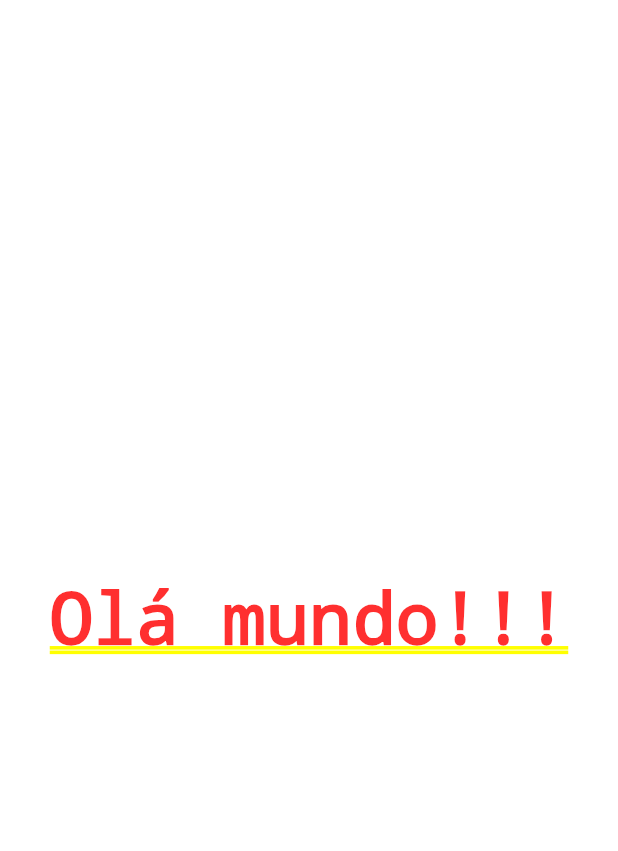
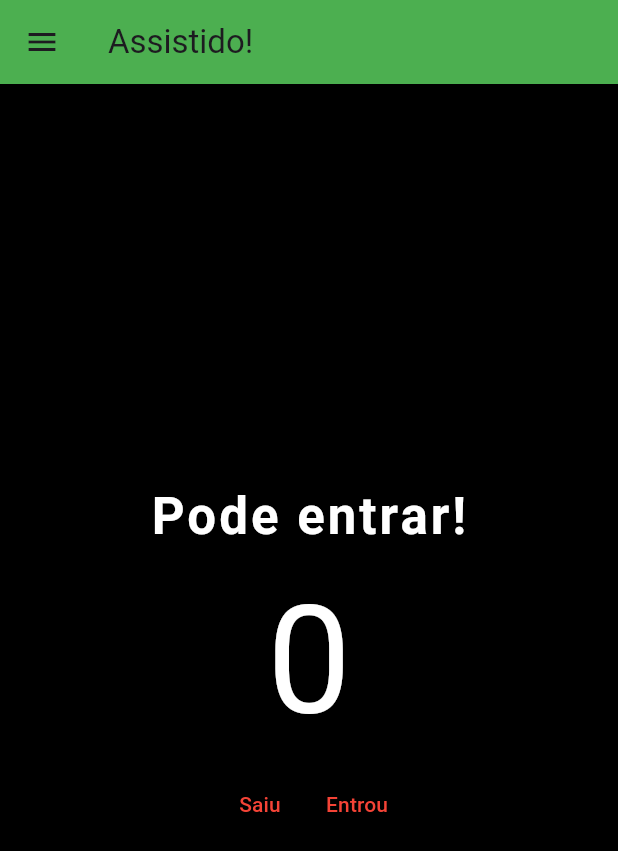
Before and after one commit to silviofrancoms10/contador, a Flutter app: the screen it shows after launch, on a phone screen of 412 x 824 dp. Shown: the top 851 px of the screen. Run offline on Flutter 3.47's test engine with Material 3 defaults, Android fonts, the phone set to English and light mode, and no system bars.

Commit message:
Aula 75 - Adicionando Scaffold, Barra, Menu, Coluna com Textos e Row com botoes de texto dentro

```diff
--- a/lib/main.dart
+++ b/lib/main.dart
@@ -5,144 +5,82 @@ void main() {
   runApp(const MyApp());
 }
 
-class MyApp extends StatelessWidget{
+class MyApp extends StatelessWidget {
   const MyApp({super.key});
 
   @override
-  Widget build(BuildContext context){
-    return MaterialApp(
-      home: Container(
-        color: const Color(0xffffffff),//para cor personalizada //Colors.amber,
-        alignment: Alignment.center,
-        child: const Text('Olá mundo!!!'), // quando eu coloco constante, meu compilador otimiza a velocidade
+  Widget build(BuildContext context) {
+    return const MaterialApp(
+      home: HomePage(),
+    );
+  }
+}
+
+class HomePage extends StatelessWidget {
+  const HomePage({super.key});
+
+  void decrement() {
+    print('Decrement');
+  }
+
+  void increment() {
+    print("Increment");
+  }
+
+  @override
+  Widget build(BuildContext context) {
+    return Scaffold(
+      //Widget andaime (modelo para você criar a sua página)
+      backgroundColor: Colors.black,
+      appBar: AppBar(  //BARRA
+        title: Text("Assistido!"),
+        backgroundColor: Colors.green,
+      ),
+      drawer: Drawer(),  //MENU
+      body: Column(
+        mainAxisAlignment: MainAxisAlignment.center,
+        //Alinhamento do eixo principal
+
+        children: [
+          Text('Pode entrar!',
+              style: TextStyle(
+                fontSize: 34,
+                color: Colors.white,
+                fontWeight: FontWeight.w700,
+                letterSpacing: 2,
+              )),
+          Text(
+            '0',
+            style: TextStyle(
+              fontSize: 100,
+              color: Colors.white,
+            ),
+          ),
+          Row(
+            mainAxisAlignment: MainAxisAlignment.center,
+            children: [
+              TextButton(
+                onPressed: decrement,
+                child: Text(
+                  "Saiu",
+                  style: TextStyle(
+                    color: Colors.red,
+                  ),
+                ),
+              ),
+              TextButton(
+                onPressed: increment,
+                child: Text(
+                  "Entrou",
+                  style: TextStyle(
+                    color: Colors.red,
+                  ),
+                ),
+              )
+            ],
+          )
+        ],
       ),
     );
   }
-
 }
-
-// import 'package:flutter/material.dart';
-//
-// void main() {
-//   runApp(const MyApp());
-// }
-//
-// class MyApp extends StatelessWidget {
-//   const MyApp({super.key});
-//
-//   // This widget is the root of your application.
-//   @override
-//   Widget build(BuildContext context) {
-//     return MaterialApp(
-//       title: 'Flutter Demo',
-//       theme: ThemeData(
-//         // This is the theme of your application.
-//         //
-//         // TRY THIS: Try running your application with "flutter run". You'll see
-//         // the application has a purple toolbar. Then, without quitting the app,
-//         // try changing the seedColor in the colorScheme below to Colors.green
-//         // and then invoke "hot reload" (save your changes or press the "hot
-//         // reload" button in a Flutter-supported IDE, or press "r" if you used
-//         // the command line to start the app).
-//         //
-//         // Notice that the counter didn't reset back to zero; the application
-//         // state is not lost during the reload. To reset the state, use hot
-//         // restart instead.
-//         //
-//         // This works for code too, not just values: Most code changes can be
-//         // tested with just a hot reload.
-//         colorScheme: ColorScheme.fromSeed(seedColor: Colors.deepPurple),
-//         useMaterial3: true,
-//       ),
-//       home: const MyHomePage(title: 'Flutter Demo Home Page'),
-//     );
-//   }
-// }
-//
-// class MyHomePage extends StatefulWidget {
-//   const MyHomePage({super.key, required this.title});
-//
-//   // This widget is the home page of your application. It is stateful, meaning
-//   // that it has a State object (defined below) that contains fields that affect
-//   // how it looks.
-//
-//   // This class is the configuration for the state. It holds the values (in this
-//   // case the title) provided by the parent (in this case the App widget) and
-//   // used by the build method of the State. Fields in a Widget subclass are
-//   // always marked "final".
-//
-//   final String title;
-//
-//   @override
-//   State<MyHomePage> createState() => _MyHomePageState();
-// }
-//
-// class _MyHomePageState extends State<MyHomePage> {
-//   int _counter = 0;
-//
-//   void _incrementCounter() {
-//     setState(() {
-//       // This call to setState tells the Flutter framework that something has
-//       // changed in this State, which causes it to rerun the build method below
-//       // so that the display can reflect the updated values. If we changed
-//       // _counter without calling setState(), then the build method would not be
-//       // called again, and so nothing would appear to happen.
-//       _counter++;
-//     });
-//   }
-//
-//   @override
-//   Widget build(BuildContext context) {
-//     // This method is rerun every time setState is called, for instance as done
-//     // by the _incrementCounter method above.
-//     //
-//     // The Flutter framework has been optimized to make rerunning build methods
-//     // fast, so that you can just rebuild anything that needs updating rather
-//     // than having to individually change instances of widgets.
-//     return Scaffold(
-//       appBar: AppBar(
-//         // TRY THIS: Try changing the color here to a specific color (to
-//         // Colors.amber, perhaps?) and trigger a hot reload to see the AppBar
-//         // change color while the other colors stay the same.
-//         backgroundColor: Theme.of(context).colorScheme.inversePrimary,
-//         // Here we take the value from the MyHomePage object that was created by
-//         // the App.build method, and use it to set our appbar title.
-//         title: Text(widget.title),
-//       ),
-//       body: Center(
-//         // Center is a layout widget. It takes a single child and positions it
-//         // in the middle of the parent.
-//         child: Column(
-//           // Column is also a layout widget. It takes a list of children and
-//           // arranges them vertically. By default, it sizes itself to fit its
-//           // children horizontally, and tries to be as tall as its parent.
-//           //
-//           // Column has various properties to control how it sizes itself and
-//           // how it positions its children. Here we use mainAxisAlignment to
-//           // center the children vertically; the main axis here is the vertical
-//           // axis because Columns are vertical (the cross axis would be
-//           // horizontal).
-//           //
-//           // TRY THIS: Invoke "debug painting" (choose the "Toggle Debug Paint"
-//           // action in the IDE, or press "p" in the console), to see the
-//           // wireframe for each widget.
-//           mainAxisAlignment: MainAxisAlignment.center,
-//           children: <Widget>[
-//             const Text(
-//               'You have pushed the button this many times:',
-//             ),
-//             Text(
-//               '$_counter',
-//               style: Theme.of(context).textTheme.headlineMedium,
-//             ),
-//           ],
-//         ),
-//       ),
-//       floatingActionButton: FloatingActionButton(
-//         onPressed: _incrementCounter,
-//         tooltip: 'Increment',
-//         child: const Icon(Icons.add),
-//       ), // This trailing comma makes auto-formatting nicer for build methods.
-//     );
-//   }
-// }
--- a/pubspec.yaml
+++ b/pubspec.yaml
@@ -45,7 +45,7 @@ dev_dependencies:
   # activated in the `analysis_options.yaml` file located at the root of your
   # package. See that file for information about deactivating specific lint
   # rules and activating additional ones.
-  flutter_lints: ^2.0.0
+  flutter_lints: ^2.0.0 # ESSE AQUI ME INDICA ERROS E MELHORIAS NA SINTAXE, SE EU QUISER TIRAR EU COMENTO ELE
 
 # For information on the generic Dart part of this file, see the
 # following page: https://dart.dev/tools/pub/pubspec
```
